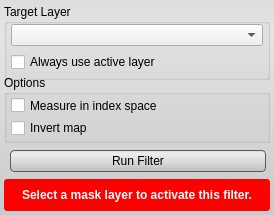
Above: src/Interface/ToolInterface/DistanceFilterInterface.ui from jessdtate/Seg3D before the change. Below: the same form after it.
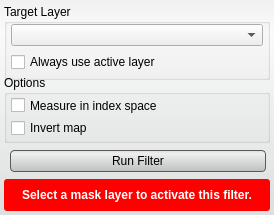
That is the form after the change. Custom widgets are drawn as their Qt base class.

The edit to the form file:
```diff
--- a/src/Interface/ToolInterface/DistanceFilterInterface.ui
+++ b/src/Interface/ToolInterface/DistanceFilterInterface.ui
@@ -34,7 +34,7 @@
   <property name="styleSheet">
    <string notr="true">QWidget#DistanceFilterInterface{
 	border-radius: 3px;
-	background-color: qlineargradient(spread:pad, x1:0.5, y1:0, x2:0.5, y2:0.960227, stop:0 rgba(221, 221, 221, 255), stop:0.155779 rgba(228, 228, 228, 255), stop:1 rgba(202, 204, 204, 255));      
+	background-color: qlineargradient(spread:pad, x1:0.5, y1:0, x2:0.5, y2:0.960227, stop:0 rgba(241, 241, 241, 255), stop:0.155779 rgba(250, 250, 250, 255), stop:1 rgba(222, 224, 224, 255));       
 }
 
 QPushButton{
```
